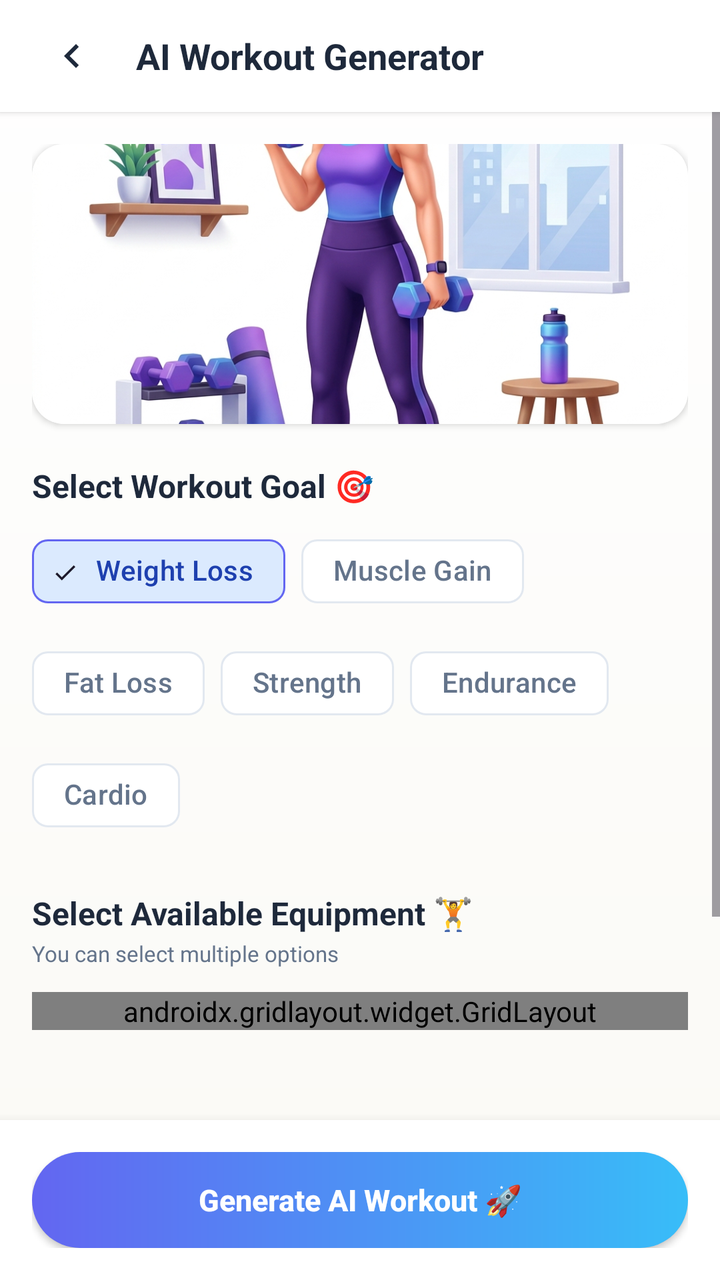
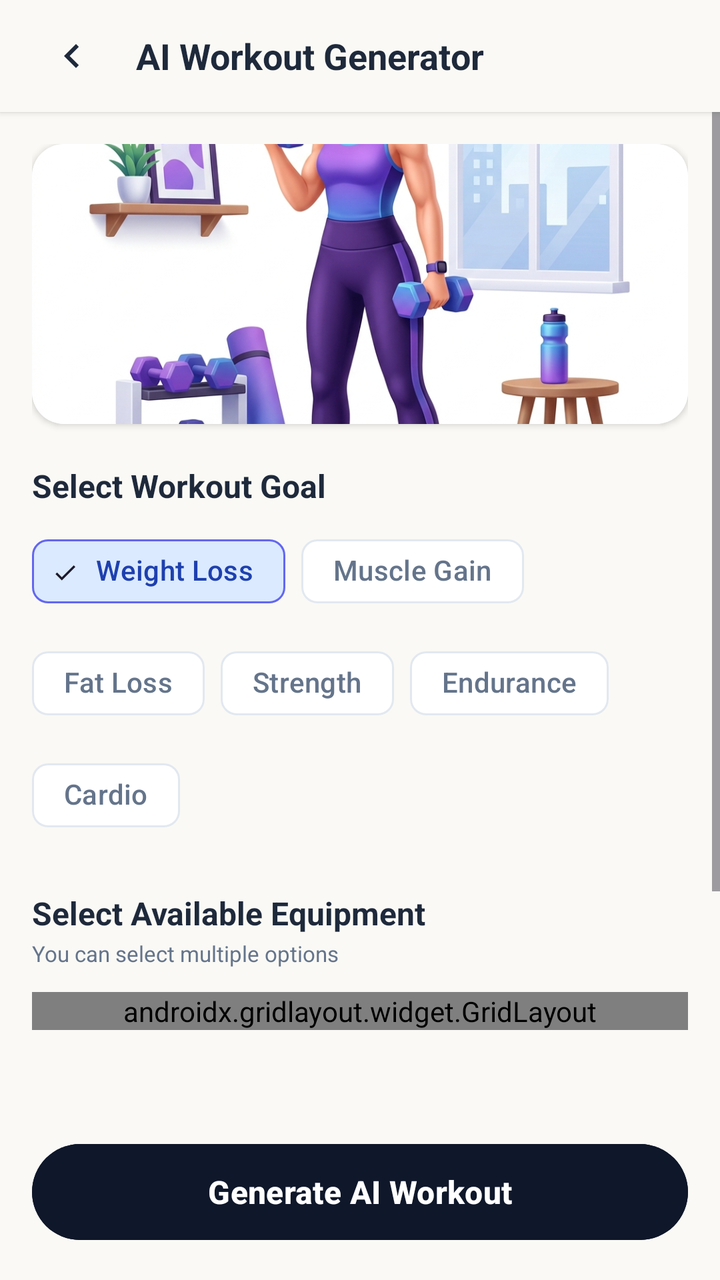

Compare the two renders of this Android layout. The source of the first and the diff that turns it into the second are given below.
<!-- AndroidManifest.xml: application theme Theme.FitnessApp -->
<!-- res/layout/activity_equipment_selection.xml -->
<?xml version="1.0" encoding="utf-8"?>
<androidx.constraintlayout.widget.ConstraintLayout xmlns:android="http://schemas.android.com/apk/res/android"
    xmlns:app="http://schemas.android.com/apk/res-auto"
    xmlns:tools="http://schemas.android.com/tools"
    android:layout_width="match_parent"
    android:layout_height="match_parent"
    android:background="@drawable/bg_settings_gradient"
    tools:context=".activities.EquipmentSelectionActivity">

    
    <LinearLayout
        android:id="@+id/toolbarLayout"
        android:layout_width="match_parent"
        android:layout_height="56dp"
        android:orientation="horizontal"
        android:gravity="center_vertical"
        android:background="@color/white"
        android:paddingHorizontal="16dp"
        android:elevation="2dp"
        app:layout_constraintTop_toTopOf="parent">

        <ImageButton
            android:id="@+id/btnBack"
            android:layout_width="40dp"
            android:layout_height="40dp"
            android:background="?android:attr/selectableItemBackgroundBorderless"
            android:src="@drawable/ic_back_chevron"
            app:tint="#1E293B"
            android:contentDescription="Back" />

        <TextView
            android:layout_width="wrap_content"
            android:layout_height="wrap_content"
            android:text="AI Workout Generator"
            android:textColor="#1E293B"
            android:textSize="18sp"
            android:textStyle="bold"
            android:layout_marginStart="12dp" />
    </LinearLayout>

    <ScrollView
        android:id="@+id/scrollSelection"
        android:layout_width="match_parent"
        android:layout_height="0dp"
        android:fillViewport="true"
        app:layout_constraintTop_toBottomOf="@id/toolbarLayout"
        app:layout_constraintBottom_toTopOf="@id/bottomLayout">

        <LinearLayout
            android:layout_width="match_parent"
            android:layout_height="wrap_content"
            android:orientation="vertical"
            android:padding="16dp">

            
            <androidx.cardview.widget.CardView
                android:layout_width="match_parent"
                android:layout_height="140dp"
                app:cardCornerRadius="16dp"
                app:cardElevation="2dp"
                android:layout_marginBottom="20dp">
                <ImageView
                    android:layout_width="match_parent"
                    android:layout_height="match_parent"
                    android:scaleType="centerCrop"
                    android:src="@drawable/workout_generator_illustration" />
            </androidx.cardview.widget.CardView>

            
            <TextView
                android:layout_width="wrap_content"
                android:layout_height="wrap_content"
                android:text="Select Workout Goal 🎯"
                android:textColor="#1E293B"
                android:textSize="16sp"
                android:textStyle="bold"
                android:layout_marginBottom="8dp" />

            <com.google.android.material.chip.ChipGroup
                android:id="@+id/cgGoals"
                android:layout_width="match_parent"
                android:layout_height="wrap_content"
                app:singleSelection="true"
                android:layout_marginBottom="24dp">

                <com.google.android.material.chip.Chip
                    android:id="@+id/chipWeightLoss"
                    style="@style/Widget.Material3.Chip.Filter"
                    android:layout_width="wrap_content"
                    android:layout_height="wrap_content"
                    android:text="Weight Loss"
                    android:checked="true"
                    app:chipBackgroundColor="@color/chip_background_selector"
                    app:chipStrokeColor="@color/chip_stroke_color_selector"
                    android:textColor="@color/chip_text_color_selector" />

                <com.google.android.material.chip.Chip
                    android:id="@+id/chipMuscleGain"
                    style="@style/Widget.Material3.Chip.Filter"
                    android:layout_width="wrap_content"
                    android:layout_height="wrap_content"
                    android:text="Muscle Gain"
                    app:chipBackgroundColor="@color/chip_background_selector"
                    app:chipStrokeColor="@color/chip_stroke_color_selector"
                    android:textColor="@color/chip_text_color_selector" />

                <com.google.android.material.chip.Chip
                    android:id="@+id/chipFatLoss"
                    style="@style/Widget.Material3.Chip.Filter"
                    android:layout_width="wrap_content"
                    android:layout_height="wrap_content"
                    android:text="Fat Loss"
                    app:chipBackgroundColor="@color/chip_background_selector"
                    app:chipStrokeColor="@color/chip_stroke_color_selector"
                    android:textColor="@color/chip_text_color_selector" />

                <com.google.android.material.chip.Chip
                    android:id="@+id/chipStrength"
                    style="@style/Widget.Material3.Chip.Filter"
                    android:layout_width="wrap_content"
                    android:layout_height="wrap_content"
                    android:text="Strength"
                    app:chipBackgroundColor="@color/chip_background_selector"
                    app:chipStrokeColor="@color/chip_stroke_color_selector"
                    android:textColor="@color/chip_text_color_selector" />

                <com.google.android.material.chip.Chip
                    android:id="@+id/chipEndurance"
                    style="@style/Widget.Material3.Chip.Filter"
                    android:layout_width="wrap_content"
                    android:layout_height="wrap_content"
                    android:text="Endurance"
                    app:chipBackgroundColor="@color/chip_background_selector"
                    app:chipStrokeColor="@color/chip_stroke_color_selector"
                    android:textColor="@color/chip_text_color_selector" />

                <com.google.android.material.chip.Chip
                    android:id="@+id/chipCardio"
                    style="@style/Widget.Material3.Chip.Filter"
                    android:layout_width="wrap_content"
                    android:layout_height="wrap_content"
                    android:text="Cardio"
                    app:chipBackgroundColor="@color/chip_background_selector"
                    app:chipStrokeColor="@color/chip_stroke_color_selector"
                    android:textColor="@color/chip_text_color_selector" />
            </com.google.android.material.chip.ChipGroup>

            
            <TextView
                android:layout_width="wrap_content"
                android:layout_height="wrap_content"
                android:text="Select Available Equipment 🏋️"
                android:textColor="#1E293B"
                android:textSize="16sp"
                android:textStyle="bold"
                android:layout_marginBottom="2dp" />

            <TextView
                android:layout_width="wrap_content"
                android:layout_height="wrap_content"
                android:text="You can select multiple options"
                android:textColor="#64748B"
                android:textSize="11sp"
                android:layout_marginBottom="12dp" />

            
            <androidx.gridlayout.widget.GridLayout
                android:id="@+id/glEquipment"
                android:layout_width="match_parent"
                android:layout_height="wrap_content"
                app:columnCount="2"
                android:layout_marginBottom="24dp">
                
                
                <CheckBox
                    android:id="@+id/cbNoEquipment"
                    android:layout_width="0dp"
                    android:layout_height="wrap_content"
                    app:layout_columnWeight="1"
                    android:layout_margin="6dp"
                    android:padding="12dp"
                    android:background="@drawable/bg_equipment_checkbox"
                    android:buttonTint="@color/checkbox_button_tint"
                    android:textColor="#000000"
                    android:textStyle="bold"
                    android:textSize="13sp"
                    android:text="No Equipment" />

                <CheckBox
                    android:id="@+id/cbChair"
                    android:layout_width="0dp"
                    android:layout_height="wrap_content"
                    app:layout_columnWeight="1"
                    android:layout_margin="6dp"
                    android:padding="12dp"
                    android:background="@drawable/bg_equipment_checkbox"
                    android:buttonTint="@color/checkbox_button_tint"
                    android:textColor="#000000"
                    android:textStyle="bold"
                    android:textSize="13sp"
                    android:text="Chair" />

                <CheckBox
                    android:id="@+id/cbWaterBottle"
                    android:layout_width="0dp"
                    android:layout_height="wrap_content"
                    app:layout_columnWeight="1"
                    android:layout_margin="6dp"
                    android:padding="12dp"
                    android:background="@drawable/bg_equipment_checkbox"
                    android:buttonTint="@color/checkbox_button_tint"
                    android:textColor="#000000"
                    android:textStyle="bold"
                    android:textSize="13sp"
                    android:text="Water Bottle" />

                <CheckBox
                    android:id="@+id/cbResistanceBand"
                    android:layout_width="0dp"
                    android:layout_height="wrap_content"
                    app:layout_columnWeight="1"
                    android:layout_margin="6dp"
                    android:padding="12dp"
                    android:background="@drawable/bg_equipment_checkbox"
                    android:buttonTint="@color/checkbox_button_tint"
                    android:textColor="#000000"
                    android:textStyle="bold"
                    android:textSize="13sp"
                    android:text="Resistance Band" />

                <CheckBox
                    android:id="@+id/cbBackpack"
                    android:layout_width="0dp"
                    android:layout_height="wrap_content"
                    app:layout_columnWeight="1"
                    android:layout_margin="6dp"
                    android:padding="12dp"
                    android:background="@drawable/bg_equipment_checkbox"
                    android:buttonTint="@color/checkbox_button_tint"
                    android:textColor="#000000"
                    android:textStyle="bold"
                    android:textSize="13sp"
                    android:text="Backpack" />

                <CheckBox
                    android:id="@+id/cbYogaMat"
                    android:layout_width="0dp"
                    android:layout_height="wrap_content"
                    app:layout_columnWeight="1"
                    android:layout_margin="6dp"
                    android:padding="12dp"
                    android:background="@drawable/bg_equipment_checkbox"
                    android:buttonTint="@color/checkbox_button_tint"
                    android:textColor="#000000"
                    android:textStyle="bold"
                    android:textSize="13sp"
                    android:text="Yoga Mat" />

                <CheckBox
                    android:id="@+id/cbDumbbells"
                    android:layout_width="0dp"
                    android:layout_height="wrap_content"
                    app:layout_columnWeight="1"
                    android:layout_margin="6dp"
                    android:padding="12dp"
                    android:background="@drawable/bg_equipment_checkbox"
                    android:buttonTint="@color/checkbox_button_tint"
                    android:textColor="#000000"
                    android:textStyle="bold"
                    android:textSize="13sp"
                    android:text="Dumbbells" />

                <CheckBox
                    android:id="@+id/cbBarbell"
                    android:layout_width="0dp"
                    android:layout_height="wrap_content"
                    app:layout_columnWeight="1"
                    android:layout_margin="6dp"
                    android:padding="12dp"
                    android:background="@drawable/bg_equipment_checkbox"
                    android:buttonTint="@color/checkbox_button_tint"
                    android:textColor="#000000"
                    android:textStyle="bold"
                    android:textSize="13sp"
                    android:text="Barbell" />

                <CheckBox
                    android:id="@+id/cbPullUpBar"
                    android:layout_width="0dp"
                    android:layout_height="wrap_content"
                    app:layout_columnWeight="1"
                    android:layout_margin="6dp"
                    android:padding="12dp"
                    android:background="@drawable/bg_equipment_checkbox"
                    android:buttonTint="@color/checkbox_button_tint"
                    android:textColor="#000000"
                    android:textStyle="bold"
                    android:textSize="13sp"
                    android:text="Pull-up Bar" />

                <CheckBox
                    android:id="@+id/cbBench"
                    android:layout_width="0dp"
                    android:layout_height="wrap_content"
                    app:layout_columnWeight="1"
                    android:layout_margin="6dp"
                    android:padding="12dp"
                    android:background="@drawable/bg_equipment_checkbox"
                    android:buttonTint="@color/checkbox_button_tint"
                    android:textColor="#000000"
                    android:textStyle="bold"
                    android:textSize="13sp"
                    android:text="Bench" />

                <CheckBox
                    android:id="@+id/cbKettlebell"
                    android:layout_width="0dp"
                    android:layout_height="wrap_content"
                    app:layout_columnWeight="1"
                    android:layout_margin="6dp"
                    android:padding="12dp"
                    android:background="@drawable/bg_equipment_checkbox"
                    android:buttonTint="@color/checkbox_button_tint"
                    android:textColor="#000000"
                    android:textStyle="bold"
                    android:textSize="13sp"
                    android:text="Kettlebell" />

                <CheckBox
                    android:id="@+id/cbMedicineBall"
                    android:layout_width="0dp"
                    android:layout_height="wrap_content"
                    app:layout_columnWeight="1"
                    android:layout_margin="6dp"
                    android:padding="12dp"
                    android:background="@drawable/bg_equipment_checkbox"
                    android:buttonTint="@color/checkbox_button_tint"
                    android:textColor="#000000"
                    android:textStyle="bold"
                    android:textSize="13sp"
                    android:text="Medicine Ball" />

                <CheckBox
                    android:id="@+id/cbJumpRope"
                    android:layout_width="0dp"
                    android:layout_height="wrap_content"
                    app:layout_columnWeight="1"
                    android:layout_margin="6dp"
                    android:padding="12dp"
                    android:background="@drawable/bg_equipment_checkbox"
                    android:buttonTint="@color/checkbox_button_tint"
                    android:textColor="#000000"
                    android:textStyle="bold"
                    android:textSize="13sp"
                    android:text="Jump Rope" />

                <CheckBox
                    android:id="@+id/cbStairs"
                    android:layout_width="0dp"
                    android:layout_height="wrap_content"
                    app:layout_columnWeight="1"
                    android:layout_margin="6dp"
                    android:padding="12dp"
                    android:background="@drawable/bg_equipment_checkbox"
                    android:buttonTint="@color/checkbox_button_tint"
                    android:textColor="#000000"
                    android:textStyle="bold"
                    android:textSize="13sp"
                    android:text="Stairs" />

                <CheckBox
                    android:id="@+id/cbSofa"
                    android:layout_width="0dp"
                    android:layout_height="wrap_content"
                    app:layout_columnWeight="1"
                    android:layout_margin="6dp"
                    android:padding="12dp"
                    android:background="@drawable/bg_equipment_checkbox"
                    android:buttonTint="@color/checkbox_button_tint"
                    android:textColor="#000000"
                    android:textStyle="bold"
                    android:textSize="13sp"
                    android:text="Sofa" />

                <CheckBox
                    android:id="@+id/cbWall"
                    android:layout_width="0dp"
                    android:layout_height="wrap_content"
                    app:layout_columnWeight="1"
                    android:layout_margin="6dp"
                    android:padding="12dp"
                    android:background="@drawable/bg_equipment_checkbox"
                    android:buttonTint="@color/checkbox_button_tint"
                    android:textColor="#000000"
                    android:textStyle="bold"
                    android:textSize="13sp"
                    android:text="Wall" />

                <CheckBox
                    android:id="@+id/cbTowel"
                    android:layout_width="0dp"
                    android:layout_height="wrap_content"
                    app:layout_columnWeight="1"
                    android:layout_margin="6dp"
                    android:padding="12dp"
                    android:background="@drawable/bg_equipment_checkbox"
                    android:buttonTint="@color/checkbox_button_tint"
                    android:textColor="#000000"
                    android:textStyle="bold"
                    android:textSize="13sp"
                    android:text="Towel" />

                <CheckBox
                    android:id="@+id/cbTable"
                    android:layout_width="0dp"
                    android:layout_height="wrap_content"
                    app:layout_columnWeight="1"
                    android:layout_margin="6dp"
                    android:padding="12dp"
                    android:background="@drawable/bg_equipment_checkbox"
                    android:buttonTint="@color/checkbox_button_tint"
                    android:textColor="#000000"
                    android:textStyle="bold"
                    android:textSize="13sp"
                    android:text="Table" />
            </androidx.gridlayout.widget.GridLayout>

            
            <View
                android:layout_width="match_parent"
                android:layout_height="1dp"
                android:background="#E2E8F0"
                android:layout_marginVertical="24dp" />

            <TextView
                android:id="@+id/tvHistoryHeader"
                android:layout_width="wrap_content"
                android:layout_height="wrap_content"
                android:text="Generated Workout History 📜"
                android:textColor="#1E293B"
                android:textSize="16sp"
                android:textStyle="bold"
                android:layout_marginBottom="12dp" />

            <LinearLayout
                android:id="@+id/layoutEmptyHistory"
                android:layout_width="match_parent"
                android:layout_height="wrap_content"
                android:orientation="vertical"
                android:gravity="center"
                android:padding="16dp"
                android:visibility="visible">
                <TextView
                    android:layout_width="wrap_content"
                    android:layout_height="wrap_content"
                    android:text="No generated history yet."
                    android:textColor="#94A3B8"
                    android:textSize="13sp" />
            </LinearLayout>

            <androidx.recyclerview.widget.RecyclerView
                android:id="@+id/rvWorkoutHistory"
                android:layout_width="match_parent"
                android:layout_height="wrap_content"
                android:nestedScrollingEnabled="false"
                android:visibility="gone" />
        </LinearLayout>
    </ScrollView>

    
    <LinearLayout
        android:id="@+id/bottomLayout"
        android:layout_width="match_parent"
        android:layout_height="wrap_content"
        android:background="@color/white"
        android:elevation="8dp"
        android:padding="16dp"
        app:layout_constraintBottom_toBottomOf="parent">

        <androidx.appcompat.widget.AppCompatButton
            android:id="@+id/btnSubmitGeneration"
            android:layout_width="match_parent"
            android:layout_height="48dp"
            android:background="@drawable/bg_button_gradient"
            android:text="Generate AI Workout 🚀"
            android:textColor="@color/white"
            android:textAllCaps="false"
            android:textSize="15sp"
            android:textStyle="bold" />
    </LinearLayout>

    
    <FrameLayout
        android:id="@+id/layoutLoading"
        android:layout_width="match_parent"
        android:layout_height="match_parent"
        android:background="#D9FFFFFF"
        android:gravity="center"
        android:clickable="true"
        android:focusable="true"
        android:visibility="gone"
        tools:visibility="visible">

        <LinearLayout
            android:layout_width="wrap_content"
            android:layout_height="wrap_content"
            android:layout_gravity="center"
            android:gravity="center"
            android:orientation="vertical">

            <ProgressBar
                android:layout_width="64dp"
                android:layout_height="64dp"
                android:indeterminateTint="@color/primary" />

            <TextView
                android:layout_width="wrap_content"
                android:layout_height="wrap_content"
                android:layout_marginTop="16dp"
                android:text="AI is Generating Your Custom Plan..."
                android:textColor="@color/black"
                android:textSize="16sp"
                android:textStyle="bold" />

            <TextView
                android:layout_width="wrap_content"
                android:layout_height="wrap_content"
                android:layout_marginTop="6dp"
                android:text="Creating safe, equipment-specific routines"
                android:textColor="#64748B"
                android:textSize="12sp" />
        </LinearLayout>
    </FrameLayout>

</androidx.constraintlayout.widget.ConstraintLayout>
<!-- resources referenced by this layout -->
<resources>
  <color name="black">#0F172A</color>
  <color name="primary">#6366F1</color>
  <color name="white">#FFFFFF</color>
  <!-- drawable bg_button_gradient (drawable) -->
  <?xml version="1.0" encoding="utf-8"?>
  <shape xmlns:android="http://schemas.android.com/apk/res/android"
      android:shape="rectangle">
      <gradient
          android:angle="0"
          android:startColor="#6366F1"
          android:endColor="#38BDF8"
          android:type="linear" />
      <corners android:radius="24dp" />
  </shape>
  <!-- drawable bg_equipment_checkbox (drawable) -->
  <?xml version="1.0" encoding="utf-8"?>
  <selector xmlns:android="http://schemas.android.com/apk/res/android"
      android:enterFadeDuration="150"
      android:exitFadeDuration="150">
      
      <item android:state_checked="true">
          <shape android:shape="rectangle">
              <solid android:color="@color/white" />
              <stroke
                  android:width="2dp"
                  android:color="@color/primary" />
              <corners android:radius="12dp" />
          </shape>
      </item>
      
      <item>
          <shape android:shape="rectangle">
              <solid android:color="@color/white" />
              <stroke
                  android:width="1dp"
                  android:color="@color/border_color" />
              <corners android:radius="12dp" />
          </shape>
      </item>
  </selector>
  <!-- drawable bg_settings_gradient (drawable) -->
  <shape xmlns:android="http://schemas.android.com/apk/res/android"
      android:shape="rectangle">
      <gradient
          android:angle="270"
          android:startColor="@color/white"
          android:endColor="@color/background_color"
          android:type="linear" />
  </shape>
  <!-- drawable ic_back_chevron (drawable) -->
  <vector xmlns:android="http://schemas.android.com/apk/res/android"
      android:width="24dp"
      android:height="24dp"
      android:viewportWidth="24"
      android:viewportHeight="24">
    <path
        android:fillColor="#FF000000"
        android:pathData="M15.41,7.41L14,6l-6,6 6,6 1.41,-1.41L10.83,12z"/>
  </vector>
  <!-- drawable workout_generator_illustration: jpg bitmap (drawable, 410682 bytes) -->
  <style name="Theme.FitnessApp" parent="Theme.Material3.DayNight.NoActionBar">
          
          <item name="colorPrimary">@color/primary</item>
          <item name="colorPrimaryVariant">@color/primary_variant</item>
          <item name="colorSecondary">@color/secondary</item>
          <item name="android:statusBarColor">?attr/colorSurface</item>
          <item name="android:windowLightStatusBar">true</item>
          <item name="android:windowBackground">@color/background_color</item>
          <item name="colorSurface">@color/white</item>
          <item name="colorOnSurface">@color/black</item>
          <item name="colorOnBackground">@color/black</item>
      </style>
  <color name="border_color">#E2E8F0</color>
  <color name="background_color">#FAF9F5</color>
  <color name="primary_variant">#4F46E5</color>
  <color name="secondary">#38BDF8</color>
</resources>

<!-- the commit's change to res/layout/activity_equipment_selection.xml (unified diff, before → after) -->
@@ -4,7 +4,7 @@
     xmlns:tools="http://schemas.android.com/tools"
     android:layout_width="match_parent"
     android:layout_height="match_parent"
-    android:background="@drawable/bg_settings_gradient"
+    android:background="#FAF9F5"
     tools:context=".activities.EquipmentSelectionActivity">
 
     
@@ -14,7 +14,7 @@
         android:layout_height="56dp"
         android:orientation="horizontal"
         android:gravity="center_vertical"
-        android:background="@color/white"
+        android:background="#FAF9F5"
         android:paddingHorizontal="16dp"
         android:elevation="2dp"
         app:layout_constraintTop_toTopOf="parent">
@@ -70,7 +70,7 @@
             <TextView
                 android:layout_width="wrap_content"
                 android:layout_height="wrap_content"
-                android:text="Select Workout Goal 🎯"
+                android:text="Select Workout Goal"
                 android:textColor="#1E293B"
                 android:textSize="16sp"
                 android:textStyle="bold"
@@ -149,7 +149,7 @@
             <TextView
                 android:layout_width="wrap_content"
                 android:layout_height="wrap_content"
-                android:text="Select Available Equipment 🏋️"
+                android:text="Select Available Equipment"
                 android:textColor="#1E293B"
                 android:textSize="16sp"
                 android:textStyle="bold"
@@ -436,7 +436,7 @@
                 android:id="@+id/tvHistoryHeader"
                 android:layout_width="wrap_content"
                 android:layout_height="wrap_content"
-                android:text="Generated Workout History 📜"
+                android:text="Generated Workout History"
                 android:textColor="#1E293B"
                 android:textSize="16sp"
                 android:textStyle="bold"
@@ -472,21 +472,22 @@
         android:id="@+id/bottomLayout"
         android:layout_width="match_parent"
         android:layout_height="wrap_content"
-        android:background="@color/white"
-        android:elevation="8dp"
+        android:background="#FAF9F5"
         android:padding="16dp"
         app:layout_constraintBottom_toBottomOf="parent">
 
-        <androidx.appcompat.widget.AppCompatButton
+        <com.google.android.material.button.MaterialButton
             android:id="@+id/btnSubmitGeneration"
             android:layout_width="match_parent"
-            android:layout_height="48dp"
-            android:background="@drawable/bg_button_gradient"
-            android:text="Generate AI Workout 🚀"
-            android:textColor="@color/white"
+            android:layout_height="56dp"
+            android:backgroundTint="#0F172A"
+            android:text="Generate AI Workout"
+            android:textColor="#FFFFFF"
             android:textAllCaps="false"
-            android:textSize="15sp"
-            android:textStyle="bold" />
+            android:textSize="16sp"
+            android:textStyle="bold"
+            app:cornerRadius="28dp"
+            app:elevation="4dp" />
     </LinearLayout>
 
     
<!-- resource entries referenced after the edit -->
@@ -3,17 +3,6 @@
   <color name="black">#0F172A</color>
   <color name="primary">#6366F1</color>
   <color name="white">#FFFFFF</color>
-  <!-- drawable bg_button_gradient (drawable) -->
-  <?xml version="1.0" encoding="utf-8"?>
-  <shape xmlns:android="http://schemas.android.com/apk/res/android"
-      android:shape="rectangle">
-      <gradient
-          android:angle="0"
-          android:startColor="#6366F1"
-          android:endColor="#38BDF8"
-          android:type="linear" />
-      <corners android:radius="24dp" />
-  </shape>
   <!-- drawable bg_equipment_checkbox (drawable) -->
   <?xml version="1.0" encoding="utf-8"?>
   <selector xmlns:android="http://schemas.android.com/apk/res/android"
@@ -40,15 +29,6 @@
           </shape>
       </item>
   </selector>
-  <!-- drawable bg_settings_gradient (drawable) -->
-  <shape xmlns:android="http://schemas.android.com/apk/res/android"
-      android:shape="rectangle">
-      <gradient
-          android:angle="270"
-          android:startColor="@color/white"
-          android:endColor="@color/background_color"
-          android:type="linear" />
-  </shape>
   <!-- drawable ic_back_chevron (drawable) -->
   <vector xmlns:android="http://schemas.android.com/apk/res/android"
       android:width="24dp"
